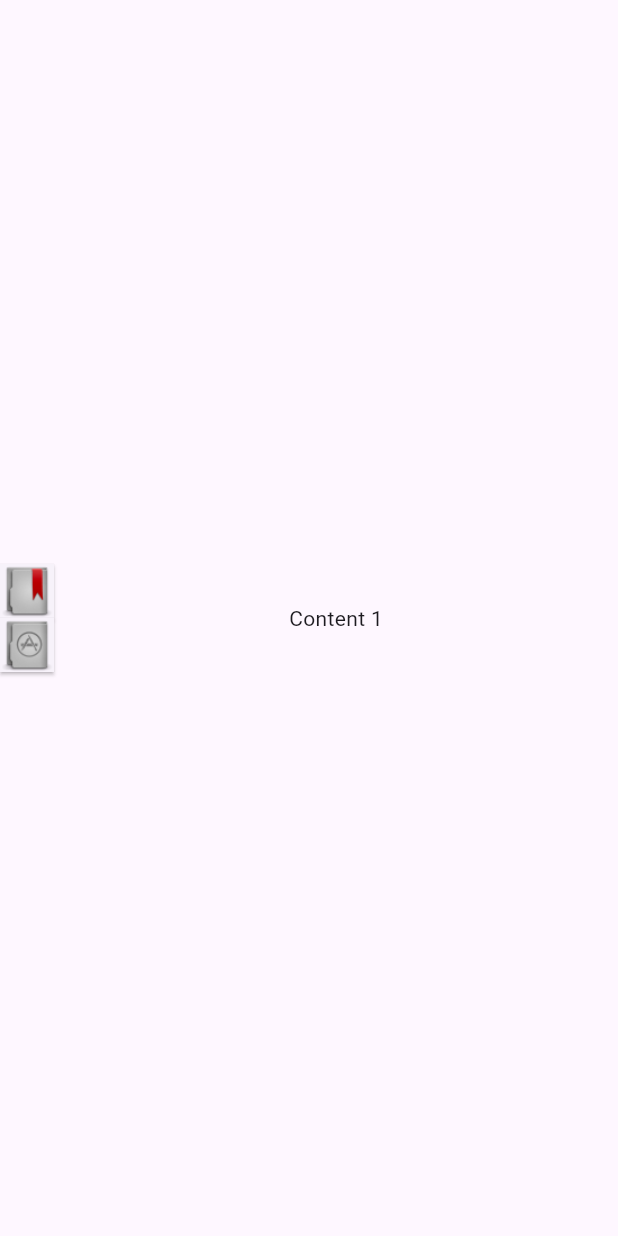
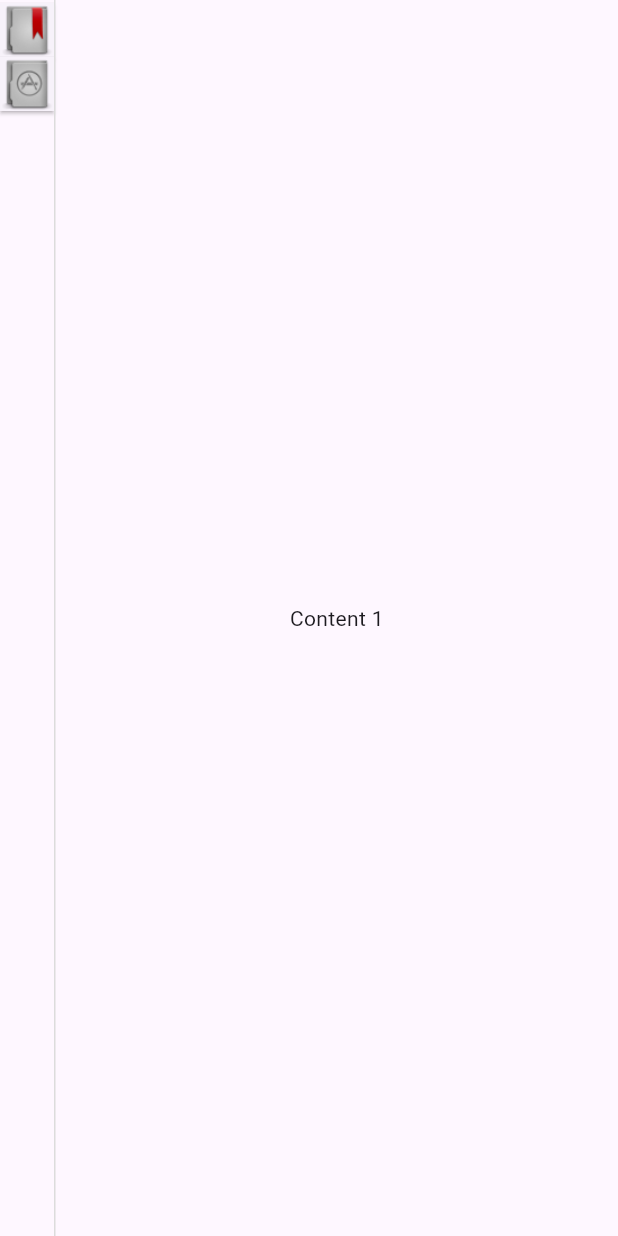
Before and after one commit to michaellevin/dcc_launcher_flt, a Flutter app: the screen it shows after launch, on a phone screen of 412 x 824 dp. Run offline on Flutter 3.47's test engine with Material 3 defaults, Android fonts, the light colour scheme and no system bars; our stand-ins replace shared_preferences; missing offline and left inert: window_manager; statements that could not run were skipped.

Commit message:
fix: tool buttons on top

```diff
--- a/dcc_launcher/lib/main.dart
+++ b/dcc_launcher/lib/main.dart
@@ -112,12 +112,18 @@ class DccLauncherAppState extends State<DccLauncherApp> with WindowListener {
         body: Row(
           children: <Widget>[
             Column(
-              mainAxisSize: MainAxisSize.min,
+              // mainAxisSize: MainAxisSize.min,
               mainAxisAlignment: MainAxisAlignment.start,
               children: <Widget>[
+                const SizedBox(height: 2),
                 _buildIconButton('docs-icon', 0),
                 _buildIconButton('apps-icon', 1),
               ],
+            ),
+            Container(
+              width: 1,
+              color: Color.fromARGB(255, 220, 220, 220),
+              height: double.infinity,
             ),
             Expanded(
               child: Container(
```
